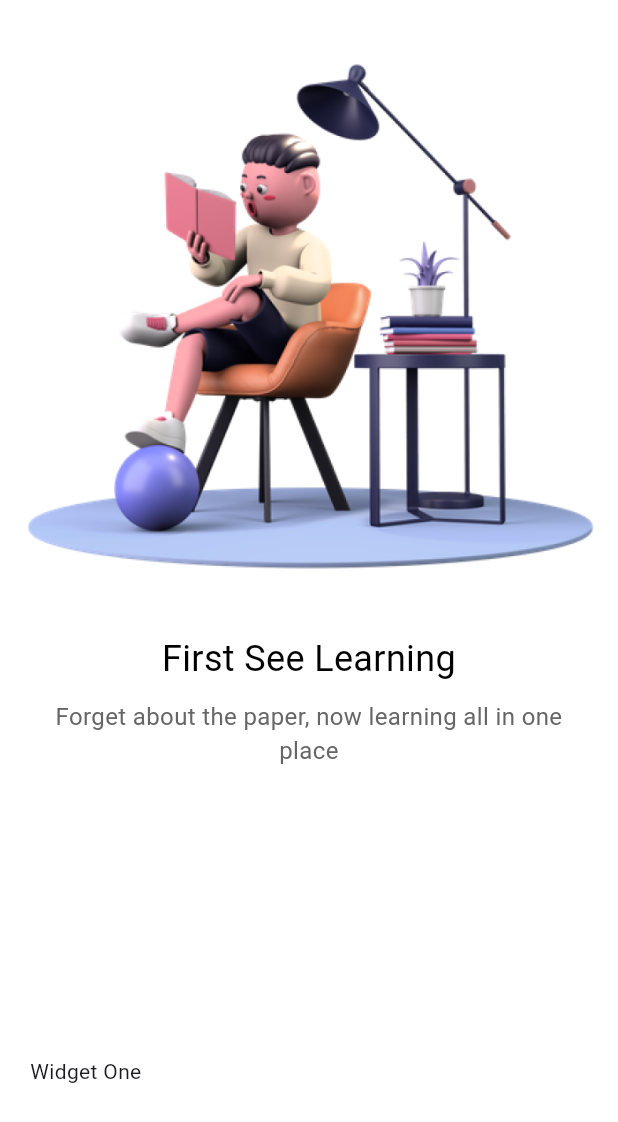
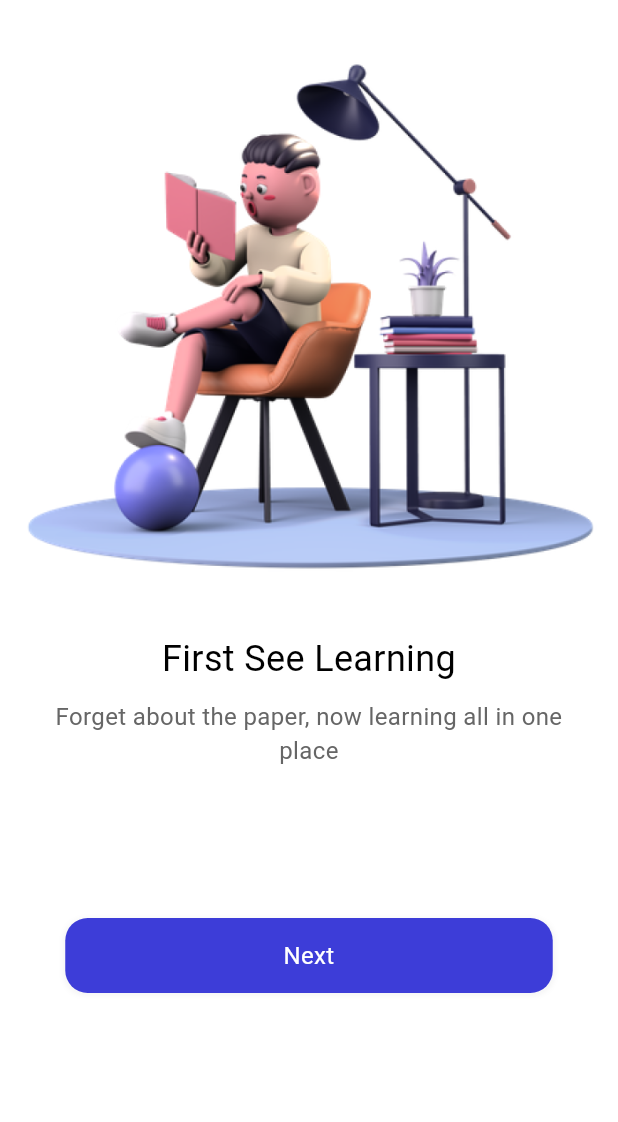
Before and after one commit to psalmistcom/learning_managment_app_with_flutter_with_riverpod, a Flutter app: the screen it shows after launch, on a phone screen of 412 x 824 dp. Shown: the top 1122 px of the screen. Run offline on Flutter 3.47's test engine with Material 3 defaults, Android fonts, the phone set to English and light mode, and no system bars; our stand-ins replace flutter_riverpod.

Commit message:
[patches on onboarding screen]

```diff
--- a/lib/main.dart
+++ b/lib/main.dart
@@ -22,7 +22,7 @@
         colorScheme: ColorScheme.fromSeed(seedColor: Colors.deepPurple),
         useMaterial3: true,
       ),
-      home: const Welcome(),
+      home: Welcome(),
     );
   }
 }
--- a/lib/pages/welcome/welcome.dart
+++ b/lib/pages/welcome/welcome.dart
@@ -2,7 +2,9 @@
 import 'package:flutter_with_bloc/pages/welcome/widgets.dart';
 
 class Welcome extends StatelessWidget {
-  const Welcome({super.key});
+  Welcome({super.key});
+
+  final PageController controller = PageController();
 
   @override
   Widget build(BuildContext context) {
@@ -39,7 +41,7 @@
           const Positioned(
             left: 20,
             bottom: 100,
-            child: Text("Widget One"),
+            child: Text(""),
           ),
         ],
       ),
```
Also changed, not shown: lib/common/widgets/app_shadows.dart (added, +22 -0 lines), lib/pages/welcome/widgets.dart (+18 -0 lines).
